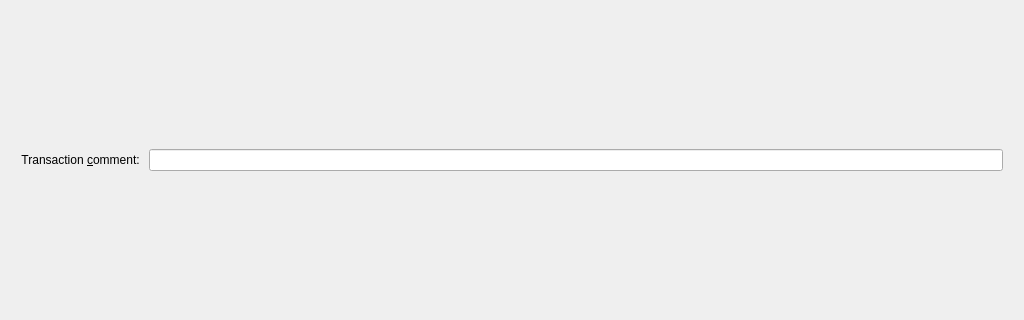
Above: src/qt/forms/sendcoinsdialog.ui from onsightit/solarcoin before the change; both pictures show x 0 to 1024 and y 210 to 530 of the 1024 by 768 pixel window. Below: the same form after it.
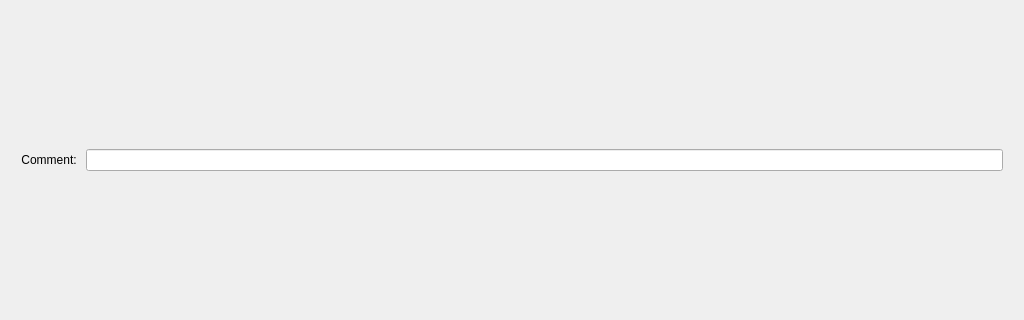
That is the form after the change. Icons and pictures are not drawn. Custom widgets are drawn as their Qt base class.

Diff of the .ui file:
```diff
--- a/src/qt/forms/sendcoinsdialog.ui
+++ b/src/qt/forms/sendcoinsdialog.ui
@@ -547,11 +547,17 @@
      </property>
      <item>
       <widget class="QLabel" name="labelTxComment">
+       <property name="sizePolicy">
+        <sizepolicy hsizetype="Preferred" vsizetype="Fixed">
+         <horstretch>0</horstretch>
+         <verstretch>0</verstretch>
+        </sizepolicy>
+       </property>
        <property name="text">
-        <string>Transaction &amp;comment: </string>
+        <string>Comment: </string>
        </property>
        <property name="alignment">
-        <set>Qt::AlignLeading|Qt::AlignLeft|Qt::AlignRight|Qt::AlignTrailing|Qt::AlignVCenter</set>
+        <set>Qt::AlignRight|Qt::AlignTrailing|Qt::AlignVCenter</set>
        </property>
        <property name="buddy">
         <cstring>editTxComment</cstring>
@@ -566,6 +572,9 @@
        <property name="toolTip">
         <string>Enter a transaction comment (Note: this information is public)</string>
        </property>
+       <property name="alignment">
+        <set>Qt::AlignLeading|Qt::AlignLeft|Qt::AlignVCenter</set>
+       </property>
       </widget>
      </item>
     </layout>
```
